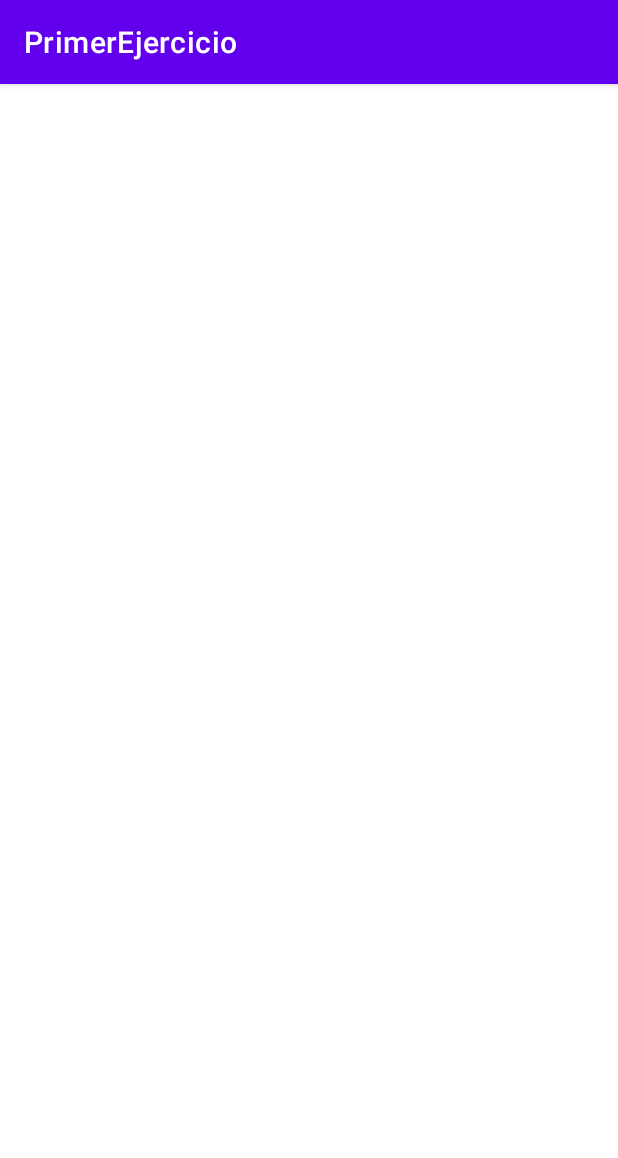
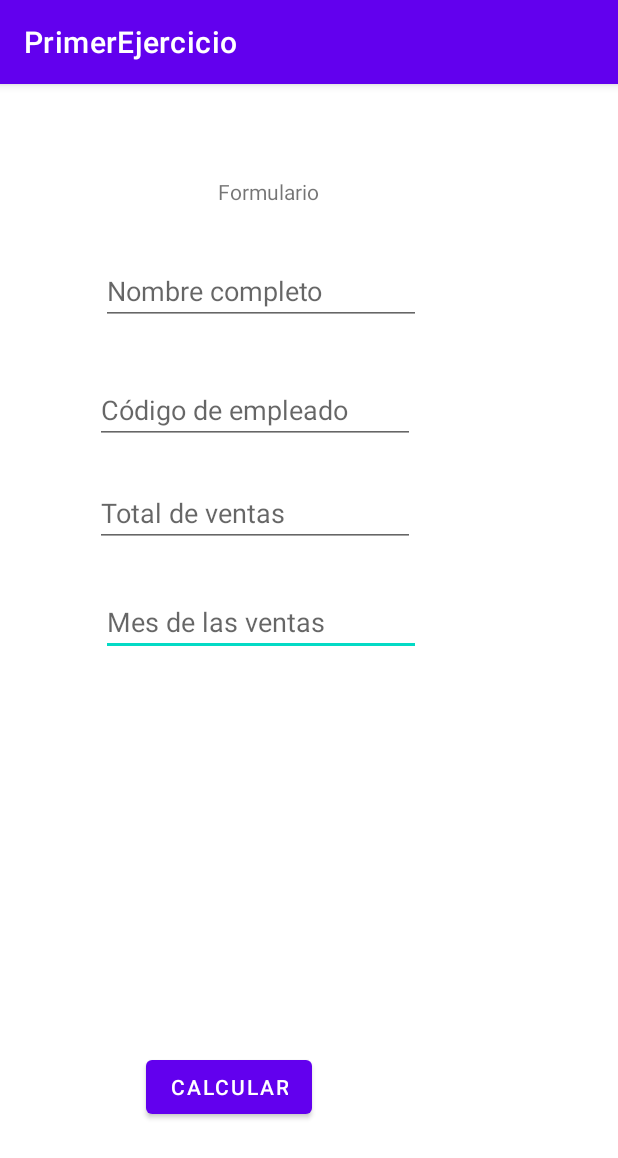
Before and after one commit to henrylopez8/Parcial-1-DSM-LA180620-GR180212, an Android app: the Ejercicio2 screen opened directly, with no data from a screen before it, on a phone screen of 412 x 824 dp. Shown: the top 1158 px of the screen. Run offline under Robolectric (Android 15) with nearby library versions, the phone set to English and light mode, and no system bars.

Commit message:
Ejercicio 2-Entradas

```diff
--- a/app/src/main/java/sv/edu/udb/primerejercicio/Ejercicio2.java
+++ b/app/src/main/java/sv/edu/udb/primerejercicio/Ejercicio2.java
@@ -2,13 +2,43 @@ package sv.edu.udb.primerejercicio;
 
 import androidx.appcompat.app.AppCompatActivity;
 
+import android.content.Intent;
 import android.os.Bundle;
+import android.view.View;
+import android.widget.EditText;
+
+import javax.xml.transform.Result;
 
 public class Ejercicio2 extends AppCompatActivity {
+
+    private EditText nombreCompleto;
+    private EditText Codigo;
+    private EditText numerodeventas;
+    private EditText mesVentas;
 
     @Override
     protected void onCreate(Bundle savedInstanceState) {
         super.onCreate(savedInstanceState);
         setContentView(R.layout.activity_ejercicio2);
+
+        nombreCompleto = (EditText) (findViewById(R.id.txtnombre));
+        Codigo = (EditText) findViewById(R.id.txtcodigoempleado);
+        numerodeventas= (EditText) findViewById(R.id.txtventas);
+        mesVentas= (EditText) findViewById(R.id.txtmesventas);
+
+
     }
+
+    public void btncalcularsalarios (View view){
+
+        Intent i = new Intent(this, ResultadosEjercicio1.class);
+        i.putExtra("txtnombrecompleto",nombreCompleto.getText().toString());
+        i.putExtra("txtCodigo",Codigo.getText().toString());
+        i.putExtra("txtnumeroVentas",numerodeventas.getText().toString());
+        i.putExtra("txtmesventas",mesVentas.getText().toString());
+        startActivity(i);
+
+    }
+
+
 }
--- a/app/src/main/res/layout/activity_ejercicio2.xml
+++ b/app/src/main/res/layout/activity_ejercicio2.xml
@@ -6,4 +6,72 @@
     android:layout_height="match_parent"
     tools:context=".Ejercicio2">
 
+    <EditText
+        android:id="@+id/txtmesventas"
+        android:layout_width="wrap_content"
+        android:layout_height="wrap_content"
+        android:layout_marginStart="4dp"
+        android:layout_marginTop="27dp"
+        android:ems="10"
+        android:hint="Mes de las ventas"
+        android:inputType="textPersonName"
+        app:layout_constraintStart_toStartOf="@+id/txtventas"
+        app:layout_constraintTop_toBottomOf="@+id/txtventas" />
+
+    <EditText
+        android:id="@+id/txtnombre"
+        android:layout_width="wrap_content"
+        android:layout_height="wrap_content"
+        android:layout_marginStart="4dp"
+        android:layout_marginTop="34dp"
+        android:ems="10"
+        android:hint="Nombre completo"
+        android:inputType="textPersonName"
+        app:layout_constraintStart_toStartOf="@+id/txtcodigoempleado"
+        app:layout_constraintTop_toBottomOf="@+id/textView6" />
+
+    <TextView
+        android:id="@+id/textView6"
+        android:layout_width="wrap_content"
+        android:layout_height="wrap_content"
+        android:layout_marginTop="62dp"
+        android:layout_marginEnd="68dp"
+        android:text="Formulario"
+        app:layout_constraintEnd_toEndOf="@+id/txtnombre"
+        app:layout_constraintTop_toTopOf="parent" />
+
+    <EditText
+        android:id="@+id/txtcodigoempleado"
+        android:layout_width="wrap_content"
+        android:layout_height="wrap_content"
+        android:layout_marginStart="63dp"
+        android:layout_marginTop="34dp"
+        android:ems="10"
+        android:hint="Código de empleado"
+        android:inputType="number"
+        app:layout_constraintStart_toStartOf="parent"
+        app:layout_constraintTop_toBottomOf="@+id/txtnombre" />
+
+    <EditText
+        android:id="@+id/txtventas"
+        android:layout_width="wrap_content"
+        android:layout_height="wrap_content"
+        android:layout_marginTop="23dp"
+        android:ems="10"
+        android:hint="Total de ventas"
+        android:inputType="number"
+        app:layout_constraintStart_toStartOf="@+id/txtcodigoempleado"
+        app:layout_constraintTop_toBottomOf="@+id/txtcodigoempleado" />
+
+    <Button
+        android:id="@+id/btncalcularsalarios"
+        android:layout_width="wrap_content"
+        android:layout_height="wrap_content"
+        android:layout_marginStart="97dp"
+        android:layout_marginBottom="75dp"
+        android:onClick="btncalcularsalarios"
+        android:text="Calcular"
+        app:layout_constraintBottom_toBottomOf="parent"
+        app:layout_constraintStart_toStartOf="parent" />
+
 </androidx.constraintlayout.widget.ConstraintLayout>
```
Also changed, not shown: app/src/main/AndroidManifest.xml (+6 -3 lines), app/src/main/java/sv/edu/udb/primerejercicio/ResultadosEjercicio1.java (added, +32 -0 lines), app/src/main/res/layout/activity_resultados_ejercicio1.xml (added, +70 -0 lines).
